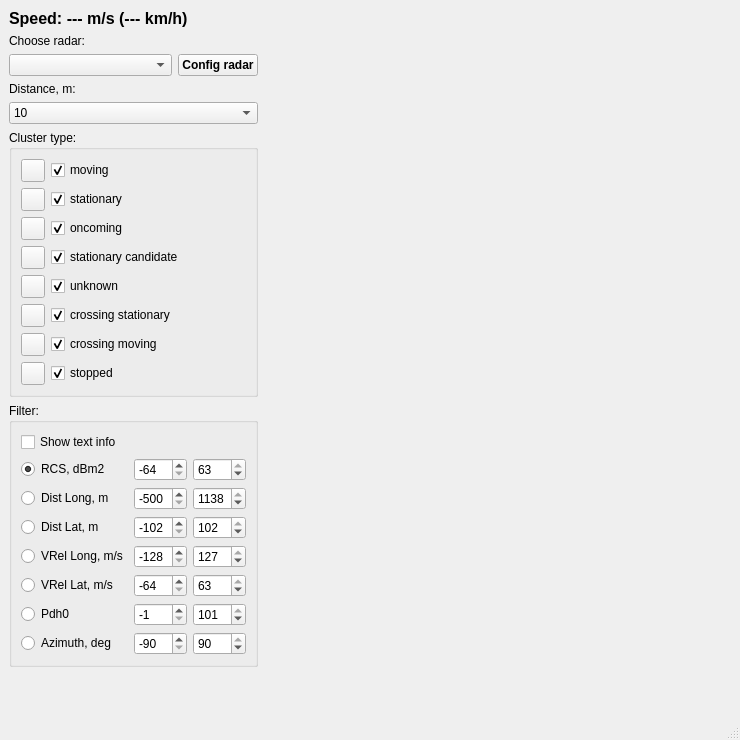
Qt form displaydata.ui (anatoltrush/RadarVisual) before a commit.
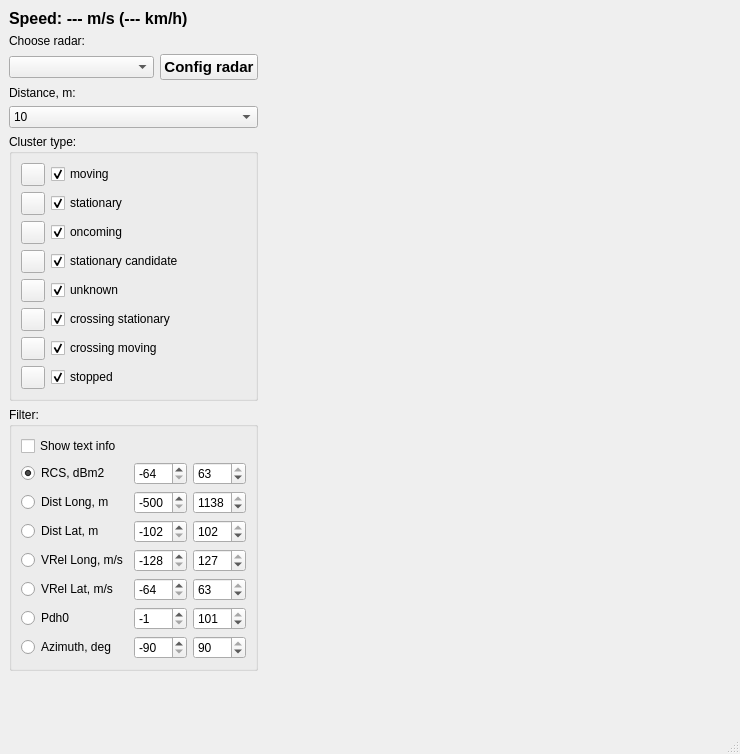
The same form after that commit. Icons and pictures are not drawn. Custom widgets are drawn as their Qt base class.

What changed in the file:
```diff
--- a/displaydata.ui
+++ b/displaydata.ui
@@ -7,7 +7,7 @@
     <x>0</x>
     <y>0</y>
     <width>740</width>
-    <height>740</height>
+    <height>754</height>
    </rect>
   </property>
   <property name="windowTitle">
@@ -81,7 +81,8 @@
           </property>
           <property name="font">
            <font>
-            <pointsize>9</pointsize>
+            <pointsize>11</pointsize>
+            <weight>75</weight>
             <bold>true</bold>
            </font>
           </property>
```
Left out of the diff: 1 changed line with no effect on the pictures.
